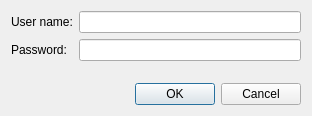
Before: the Qt Designer form src/plugins/mercurial/authenticationdialog.ui in qt-creator/qt-creator, drawn with Qt 5.
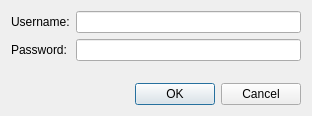
After: the same form once the commit is applied.

Commit message:
Doc: replace "user name" with "username"
In the UI and docs, when in the context of
authentication.

What changed in the file:
```diff
--- a/src/plugins/mercurial/authenticationdialog.ui
+++ b/src/plugins/mercurial/authenticationdialog.ui
@@ -19,7 +19,7 @@
      <item row="0" column="0">
       <widget class="QLabel" name="usernameLabel">
        <property name="text">
-        <string>User name:</string>
+        <string>Username:</string>
        </property>
       </widget>
      </item>
```
The commit also changes 3 other files.
